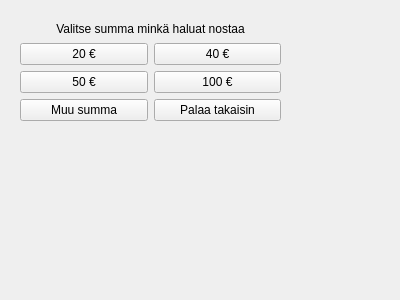
Old version of the form bank-automat/moneyselect.ui in the repository JuusoToratti/tvt23pankkiprojekti.
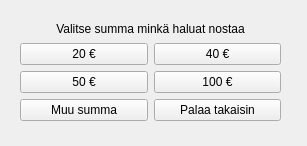
New version of the form.

```diff
--- a/bank-automat/moneyselect.ui
+++ b/bank-automat/moneyselect.ui
@@ -6,8 +6,8 @@
    <rect>
     <x>0</x>
     <y>0</y>
-    <width>400</width>
-    <height>300</height>
+    <width>307</width>
+    <height>146</height>
    </rect>
   </property>
   <property name="windowTitle">
```
